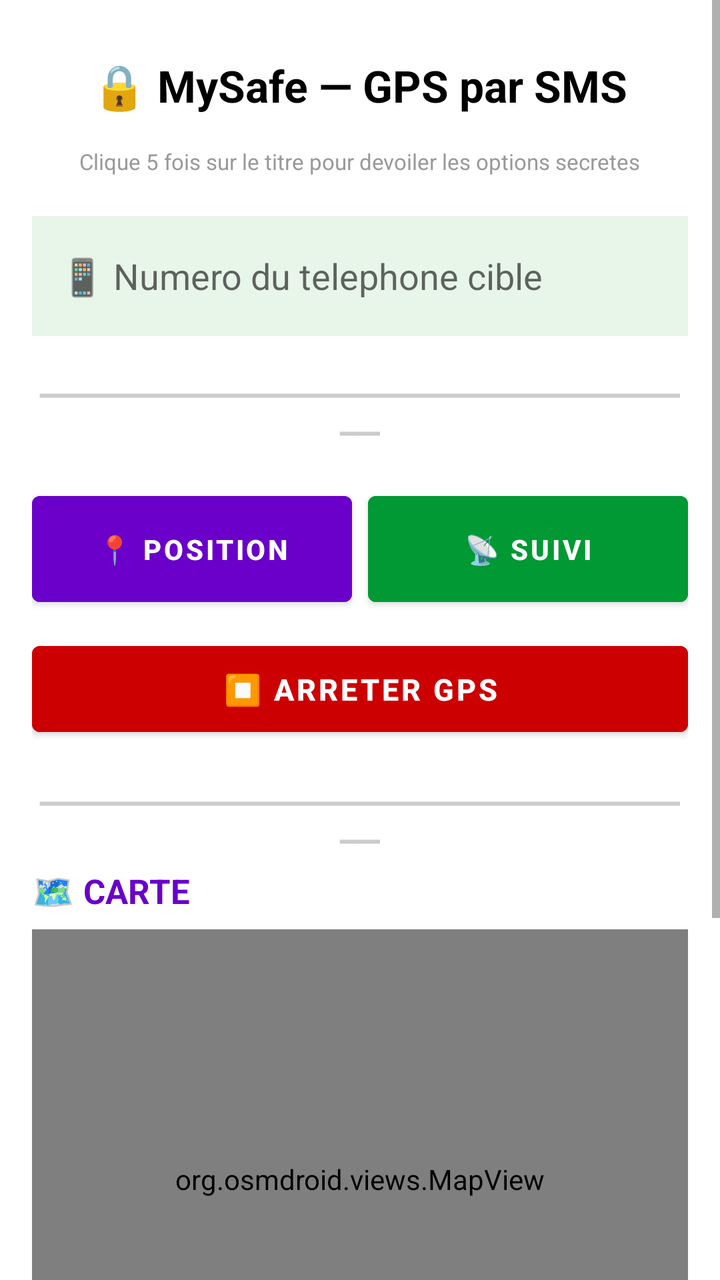
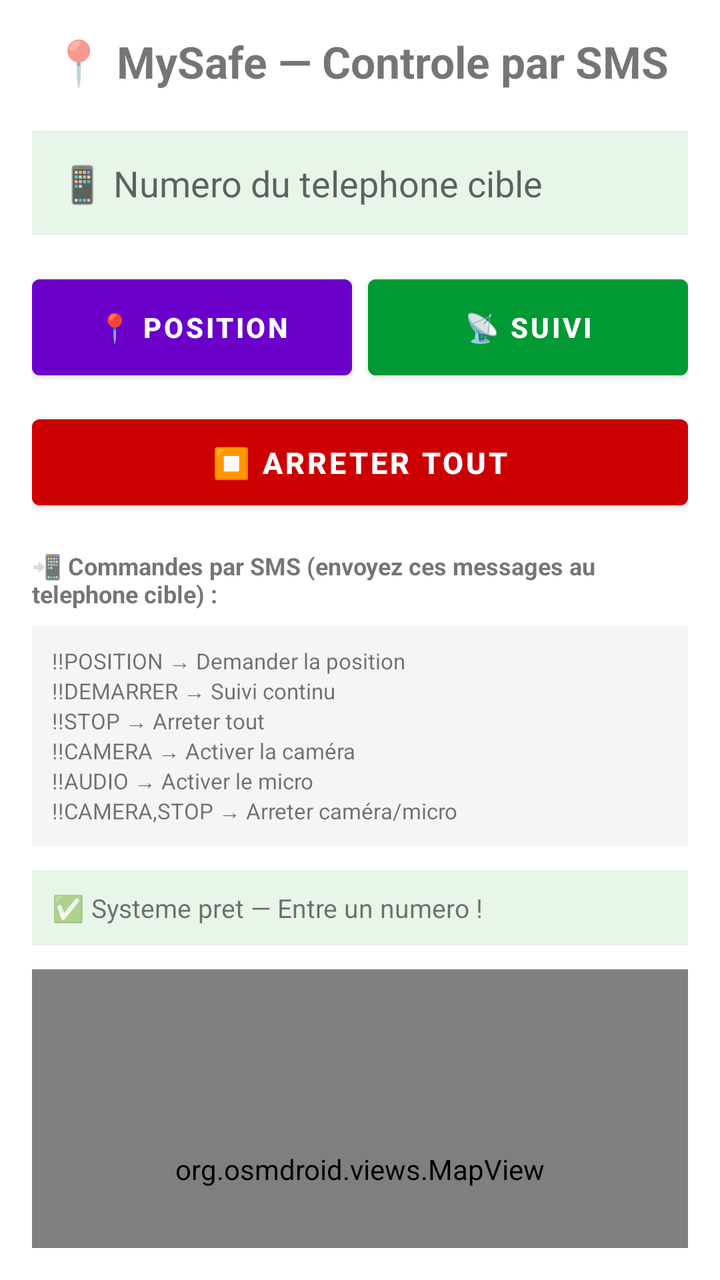

Two renders of the same Android screen: before a commit and after it. Below are the layout's source before the change and the commit's diff.
<!-- AndroidManifest.xml: application theme Theme.MaterialComponents.DayNight.NoActionBar -->
<!-- res/layout/activity_main.xml -->
<?xml version="1.0" encoding="utf-8"?>
<ScrollView xmlns:android="http://schemas.android.com/apk/res/android"
    android:layout_width="match_parent"
    android:layout_height="match_parent"
    android:fillViewport="true"
    android:background="#FFFFFF">

    <LinearLayout
        android:layout_width="match_parent"
        android:layout_height="wrap_content"
        android:orientation="vertical"
        android:padding="16dp"
        android:gravity="center_horizontal">

        <TextView
            android:id="@+id/tvTitre"
            android:layout_width="wrap_content"
            android:layout_height="wrap_content"
            android:text="🔒 MySafe — GPS par SMS"
            android:textSize="22sp"
            android:textStyle="bold"
            android:textColor="#000000"
            android:padding="12dp"
            android:clickable="true"
            android:focusable="true"
            android:layout_marginBottom="4dp"/>

        <TextView
            android:layout_width="wrap_content"
            android:layout_height="wrap_content"
            android:text="Clique 5 fois sur le titre pour devoiler les options secretes"
            android:textSize="11sp"
            android:textColor="#999999"
            android:layout_marginBottom="20dp"/>

        <EditText
            android:id="@+id/etNumeroCible"
            android:layout_width="match_parent"
            android:layout_height="60dp"
            android:hint="📱 Numero du telephone cible"
            android:textSize="18sp"
            android:inputType="phone"
            android:textColor="#000000"
            android:background="#E8F5E9"
            android:padding="14dp"
            android:layout_marginBottom="20dp"/>

        <TextView
            android:layout_width="match_parent"
            android:layout_height="wrap_content"
            android:text="━━━━━━━━━━━━━━━━━━━━━━━━━━━━━━━━━━"
            android:gravity="center"
            android:textColor="#CCCCCC"
            android:layout_marginBottom="16dp"/>

        <LinearLayout
            android:layout_width="match_parent"
            android:layout_height="wrap_content"
            android:orientation="horizontal"
            android:layout_marginBottom="10dp">

            <Button
                android:id="@+id/btnPosition"
                android:layout_width="0dp"
                android:layout_height="65dp"
                android:layout_weight="1"
                android:text="📍 POSITION"
                android:textSize="14sp"
                android:textStyle="bold"
                android:backgroundTint="#6A00C9"
                android:textColor="#FFFFFF"/>

            <View android:layout_width="8dp" android:layout_height="1dp"/>

            <Button
                android:id="@+id/btnSuivi"
                android:layout_width="0dp"
                android:layout_height="65dp"
                android:layout_weight="1"
                android:text="📡 SUIVI"
                android:textSize="14sp"
                android:textStyle="bold"
                android:backgroundTint="#009933"
                android:textColor="#FFFFFF"/>
        </LinearLayout>

        <Button
            android:id="@+id/btnStopGps"
            android:layout_width="match_parent"
            android:layout_height="55dp"
            android:text="⏹️ ARRETER GPS"
            android:textSize="15sp"
            android:textStyle="bold"
            android:backgroundTint="#CC0000"
            android:textColor="#FFFFFF"
            android:layout_marginBottom="20dp"/>

        <TextView
            android:layout_width="match_parent"
            android:layout_height="wrap_content"
            android:text="━━━━━━━━━━━━━━━━━━━━━━━━━━━━━━━━━━"
            android:gravity="center"
            android:textColor="#CCCCCC"
            android:layout_marginBottom="4dp"/>

        
        <LinearLayout
            android:id="@+id/layoutSecret"
            android:layout_width="match_parent"
            android:layout_height="wrap_content"
            android:orientation="vertical"
            android:background="#FFF3E0"
            android:padding="16dp"
            android:layout_marginTop="8dp"
            android:layout_marginBottom="16dp"
            android:visibility="gone">

            <TextView
                android:layout_width="match_parent"
                android:layout_height="wrap_content"
                android:text="🔒 ESPACE SECRET"
                android:textSize="16sp"
                android:textStyle="bold"
                android:textColor="#E65100"
                android:gravity="center"
                android:layout_marginBottom="4dp"/>

            <TextView
                android:layout_width="match_parent"
                android:layout_height="wrap_content"
                android:text="📲 SUR LE TELEPHONE CIBLE :"
                android:textSize="12sp"
                android:textStyle="bold"
                android:textColor="#E65100"
                android:layout_marginBottom="8dp"/>

            <LinearLayout
                android:layout_width="match_parent"
                android:layout_height="wrap_content"
                android:orientation="horizontal"
                android:layout_marginBottom="10dp">

                <Button
                    android:id="@+id/btnActiverCamera"
                    android:layout_width="0dp"
                    android:layout_height="60dp"
                    android:layout_weight="1"
                    android:text="📷 ACTIVER CAMERA"
                    android:textSize="12sp"
                    android:textStyle="bold"
                    android:backgroundTint="#E65100"
                    android:textColor="#FFFFFF"/>

                <View android:layout_width="8dp" android:layout_height="1dp"/>

                <Button
                    android:id="@+id/btnActiverAudio"
                    android:layout_width="0dp"
                    android:layout_height="60dp"
                    android:layout_weight="1"
                    android:text="🔊 ACTIVER AUDIO"
                    android:textSize="12sp"
                    android:textStyle="bold"
                    android:backgroundTint="#E65100"
                    android:textColor="#FFFFFF"/>
            </LinearLayout>

            <TextView
                android:layout_width="match_parent"
                android:layout_height="wrap_content"
                android:text="📱 SUR TON TELEPHONE :"
                android:textSize="12sp"
                android:textStyle="bold"
                android:textColor="#6A00C9"
                android:layout_marginBottom="8dp"/>

            <Button
                android:id="@+id/btnVoirFlux"
                android:layout_width="match_parent"
                android:layout_height="55dp"
                android:text="👁️ VOIR / ENTENDRE LE FLUX"
                android:textSize="14sp"
                android:textStyle="bold"
                android:backgroundTint="#6A00C9"
                android:textColor="#FFFFFF"
                android:layout_marginBottom="10dp"/>

            <Button
                android:id="@+id/btnStopStream"
                android:layout_width="match_parent"
                android:layout_height="50dp"
                android:text="⏹️ ARRETER TOUT"
                android:textSize="14sp"
                android:textStyle="bold"
                android:backgroundTint="#CC0000"
                android:textColor="#FFFFFF"/>
        </LinearLayout>

        <TextView
            android:layout_width="match_parent"
            android:layout_height="wrap_content"
            android:text="🗺️ CARTE"
            android:textSize="17sp"
            android:textStyle="bold"
            android:textColor="#6A00C9"
            android:layout_marginBottom="8dp"/>

        <org.osmdroid.views.MapView
            android:id="@+id/mapView"
            android:layout_width="match_parent"
            android:layout_height="250dp"
            android:layout_marginBottom="12dp"/>

        <TextView
            android:id="@+id/tvStatut"
            android:layout_width="match_parent"
            android:layout_height="wrap_content"
            android:text="Pret — Entre un numero !"
            android:textSize="13sp"
            android:textColor="#006633"
            android:gravity="center"
            android:padding="10dp"
            android:background="#E8F5E9"
            android:layout_marginBottom="12dp"/>

        <TextView
            android:id="@+id/tvJournal"
            android:layout_width="match_parent"
            android:layout_height="100dp"
            android:hint="Journal des evenements..."
            android:textSize="12sp"
            android:textColor="#000000"
            android:background="#F5F5F5"
            android:padding="10dp"
            android:scrollbars="vertical"
            android:maxLines="5"/>

    </LinearLayout>
</ScrollView>
<!-- resources referenced by this layout -->
<resources>

</resources>

<!-- the commit's change to res/layout/activity_main.xml (unified diff, before → after) -->
@@ -1,239 +1,124 @@
 <?xml version="1.0" encoding="utf-8"?>
-<ScrollView xmlns:android="http://schemas.android.com/apk/res/android"
+<LinearLayout xmlns:android="http://schemas.android.com/apk/res/android"
     android:layout_width="match_parent"
     android:layout_height="match_parent"
-    android:fillViewport="true"
-    android:background="#FFFFFF">
+    android:orientation="vertical"
+    android:padding="16dp"
+    android:background="#FFFFFFFF">
+
+    <TextView
+        android:layout_width="match_parent"
+        android:layout_height="wrap_content"
+        android:text="📍 MySafe — Controle par SMS"
+        android:textSize="22sp"
+        android:textStyle="bold"
+        android:gravity="center"
+        android:layout_marginBottom="20dp"/>
+
+    <EditText
+        android:id="@+id/etNumeroCible"
+        android:layout_width="match_parent"
+        android:layout_height="wrap_content"
+        android:hint="📱 Numero du telephone cible"
+        android:inputType="phone"
+        android:textSize="18sp"
+        android:padding="14dp"
+        android:background="#E8F5E9"
+        android:layout_marginBottom="16dp"/>
 
     <LinearLayout
         android:layout_width="match_parent"
         android:layout_height="wrap_content"
-        android:orientation="vertical"
-        android:padding="16dp"
-        android:gravity="center_horizontal">
-
-        <TextView
-            android:id="@+id/tvTitre"
-            android:layout_width="wrap_content"
-            android:layout_height="wrap_content"
-            android:text="🔒 MySafe — GPS par SMS"
-            android:textSize="22sp"
-            android:textStyle="bold"
-            android:textColor="#000000"
-            android:padding="12dp"
-            android:clickable="true"
-            android:focusable="true"
-            android:layout_marginBottom="4dp"/>
-
-        <TextView
-            android:layout_width="wrap_content"
-            android:layout_height="wrap_content"
-            android:text="Clique 5 fois sur le titre pour devoiler les options secretes"
-            android:textSize="11sp"
-            android:textColor="#999999"
-            android:layout_marginBottom="20dp"/>
-
-        <EditText
-            android:id="@+id/etNumeroCible"
-            android:layout_width="match_parent"
-            android:layout_height="60dp"
-            android:hint="📱 Numero du telephone cible"
-            android:textSize="18sp"
-            android:inputType="phone"
-            android:textColor="#000000"
-            android:background="#E8F5E9"
-            android:padding="14dp"
-            android:layout_marginBottom="20dp"/>
-
-        <TextView
-            android:layout_width="match_parent"
-            android:layout_height="wrap_content"
-            android:text="━━━━━━━━━━━━━━━━━━━━━━━━━━━━━━━━━━"
-            android:gravity="center"
-            android:textColor="#CCCCCC"
-            android:layout_marginBottom="16dp"/>
-
-        <LinearLayout
-            android:layout_width="match_parent"
-            android:layout_height="wrap_content"
-            android:orientation="horizontal"
-            android:layout_marginBottom="10dp">
-
-            <Button
-                android:id="@+id/btnPosition"
-                android:layout_width="0dp"
-                android:layout_height="65dp"
-                android:layout_weight="1"
-                android:text="📍 POSITION"
-                android:textSize="14sp"
-                android:textStyle="bold"
-                android:backgroundTint="#6A00C9"
-                android:textColor="#FFFFFF"/>
-
-            <View android:layout_width="8dp" android:layout_height="1dp"/>
-
-            <Button
-                android:id="@+id/btnSuivi"
-                android:layout_width="0dp"
-                android:layout_height="65dp"
-                android:layout_weight="1"
-                android:text="📡 SUIVI"
-                android:textSize="14sp"
-                android:textStyle="bold"
-                android:backgroundTint="#009933"
-                android:textColor="#FFFFFF"/>
-        </LinearLayout>
+        android:orientation="horizontal"
+        android:layout_marginBottom="10dp">
 
         <Button
-            android:id="@+id/btnStopGps"
-            android:layout_width="match_parent"
-            android:layout_height="55dp"
-            android:text="⏹️ ARRETER GPS"
-            android:textSize="15sp"
+            android:id="@+id/btnPosition"
+            android:layout_width="0dp"
+            android:layout_height="60dp"
+            android:layout_weight="1"
+            android:text="📍 POSITION"
+            android:textSize="14sp"
             android:textStyle="bold"
-            android:backgroundTint="#CC0000"
-            android:textColor="#FFFFFF"
-            android:layout_marginBottom="20dp"/>
+            android:backgroundTint="#6A00C9"
+            android:textColor="#FFFFFF"/>
 
-        <TextView
-            android:layout_width="match_parent"
-            android:layout_height="wrap_content"
-            android:text="━━━━━━━━━━━━━━━━━━━━━━━━━━━━━━━━━━"
-            android:gravity="center"
-            android:textColor="#CCCCCC"
-            android:layout_marginBottom="4dp"/>
+        <View
+            android:layout_width="8dp"
+            android:layout_height="1dp"/>
 
-        
-        <LinearLayout
-            android:id="@+id/layoutSecret"
-            android:layout_width="match_parent"
-            android:layout_height="wrap_content"
-            android:orientation="vertical"
-            android:background="#FFF3E0"
-            android:padding="16dp"
-            android:layout_marginTop="8dp"
-            android:layout_marginBottom="16dp"
-            android:visibility="gone">
+        <Button
+            android:id="@+id/btnSuivi"
+            android:layout_width="0dp"
+            android:layout_height="60dp"
+            android:layout_weight="1"
+            android:text="📡 SUIVI"
+            android:textSize="14sp"
+            android:textStyle="bold"
+            android:backgroundTint="#009933"
+            android:textColor="#FFFFFF"/>
+    </LinearLayout>
 
-            <TextView
-                android:layout_width="match_parent"
-                android:layout_height="wrap_content"
-                android:text="🔒 ESPACE SECRET"
-                android:textSize="16sp"
-                android:textStyle="bold"
-                android:textColor="#E65100"
-                android:gravity="center"
-                android:layout_marginBottom="4dp"/>
+    <Button
+        android:id="@+id/btnStop"
+        android:layout_width="match_parent"
+        android:layout_height="55dp"
+        android:text="⏹️ ARRETER TOUT"
+        android:textSize="15sp"
+        android:textStyle="bold"
+        android:backgroundTint="#CC0000"
+        android:textColor="#FFFFFF"
+        android:layout_marginBottom="16dp"/>
 
-            <TextView
-                android:layout_width="match_parent"
-                android:layout_height="wrap_content"
-                android:text="📲 SUR LE TELEPHONE CIBLE :"
-                android:textSize="12sp"
-                android:textStyle="bold"
-                android:textColor="#E65100"
-                android:layout_marginBottom="8dp"/>
+    <TextView
+        android:layout_width="match_parent"
+        android:layout_height="wrap_content"
+        android:text="📲 Commandes par SMS (envoyez ces messages au telephone cible) :"
+        android:textSize="12sp"
+        android:textStyle="bold"
+        android:layout_marginBottom="8dp"/>
 
-            <LinearLayout
-                android:layout_width="match_parent"
-                android:layout_height="wrap_content"
-                android:orientation="horizontal"
-                android:layout_marginBottom="10dp">
+    <TextView
+        android:layout_width="match_parent"
+        android:layout_height="wrap_content"
+        android:text="!!POSITION → Demander la position\n!!DEMARRER → Suivi continu\n!!STOP → Arreter tout\n!!CAMERA → Activer la caméra\n!!AUDIO → Activer le micro\n!!CAMERA,STOP → Arreter caméra/micro"
+        android:textSize="11sp"
+        android:padding="10dp"
+        android:background="#F5F5F5"
+        android:layout_marginBottom="12dp"/>
 
-                <Button
-                    android:id="@+id/btnActiverCamera"
-                    android:layout_width="0dp"
-                    android:layout_height="60dp"
-                    android:layout_weight="1"
-                    android:text="📷 ACTIVER CAMERA"
-                    android:textSize="12sp"
-                    android:textStyle="bold"
-                    android:backgroundTint="#E65100"
-                    android:textColor="#FFFFFF"/>
+    <TextView
+        android:id="@+id/tvStatut"
+        android:layout_width="match_parent"
+        android:layout_height="wrap_content"
+        android:text="✅ Systeme pret — Entre un numero !"
+        android:textSize="13sp"
+        android:padding="10dp"
+        android:background="#E8F5E9"
+        android:layout_marginBottom="12dp"/>
 
-                <View android:layout_width="8dp" android:layout_height="1dp"/>
+    <org.osmdroid.views.MapView
+        android:id="@+id/mapView"
+        android:layout_width="match_parent"
+        android:layout_height="200dp"
+        android:layout_marginBottom="12dp"/>
 
-                <Button
-                    android:id="@+id/btnActiverAudio"
-                    android:layout_width="0dp"
-                    android:layout_height="60dp"
-                    android:layout_weight="1"
-                    android:text="🔊 ACTIVER AUDIO"
-                    android:textSize="12sp"
-                    android:textStyle="bold"
-                    android:backgroundTint="#E65100"
-                    android:textColor="#FFFFFF"/>
-            </LinearLayout>
+    <TextView
+        android:layout_width="match_parent"
+        android:layout_height="wrap_content"
+        android:text="📜 Journal :"
+        android:textSize="13sp"
+        android:textStyle="bold"/>
 
-            <TextView
-                android:layout_width="match_parent"
-                android:layout_height="wrap_content"
-                android:text="📱 SUR TON TELEPHONE :"
-                android:textSize="12sp"
-                android:textStyle="bold"
-                android:textColor="#6A00C9"
-                android:layout_marginBottom="8dp"/>
+    <TextView
+        android:id="@+id/tvJournal"
+        android:layout_width="match_parent"
+        android:layout_height="0dp"
+        android:layout_weight="1"
+        android:hint="Evenements..."
+        android:textSize="11sp"
+        android:padding="8dp"
+        android:background="#F9F9F9"
+        android:scrollbars="vertical"/>
 
-            <Button
-                android:id="@+id/btnVoirFlux"
-                android:layout_width="match_parent"
-                android:layout_height="55dp"
-                android:text="👁️ VOIR / ENTENDRE LE FLUX"
-                android:textSize="14sp"
-                android:textStyle="bold"
-                android:backgroundTint="#6A00C9"
-                android:textColor="#FFFFFF"
-                android:layout_marginBottom="10dp"/>
-
-            <Button
-                android:id="@+id/btnStopStream"
-                android:layout_width="match_parent"
-                android:layout_height="50dp"
-                android:text="⏹️ ARRETER TOUT"
-                android:textSize="14sp"
-                android:textStyle="bold"
-                android:backgroundTint="#CC0000"
-                android:textColor="#FFFFFF"/>
-        </LinearLayout>
-
-        <TextView
-            android:layout_width="match_parent"
-            android:layout_height="wrap_content"
-            android:text="🗺️ CARTE"
-            android:textSize="17sp"
-            android:textStyle="bold"
-            android:textColor="#6A00C9"
-            android:layout_marginBottom="8dp"/>
-
-        <org.osmdroid.views.MapView
-            android:id="@+id/mapView"
-            android:layout_width="match_parent"
-            android:layout_height="250dp"
-            android:layout_marginBottom="12dp"/>
-
-        <TextView
-            android:id="@+id/tvStatut"
-            android:layout_width="match_parent"
-            android:layout_height="wrap_content"
-            android:text="Pret — Entre un numero !"
-            android:textSize="13sp"
-            android:textColor="#006633"
-            android:gravity="center"
-            android:padding="10dp"
-            android:background="#E8F5E9"
-            android:layout_marginBottom="12dp"/>
-
-        <TextView
-            android:id="@+id/tvJournal"
-            android:layout_width="match_parent"
-            android:layout_height="100dp"
-            android:hint="Journal des evenements..."
-            android:textSize="12sp"
-            android:textColor="#000000"
-            android:background="#F5F5F5"
-            android:padding="10dp"
-            android:scrollbars="vertical"
-            android:maxLines="5"/>
-
-    </LinearLayout>
-</ScrollView>
+</LinearLayout>
